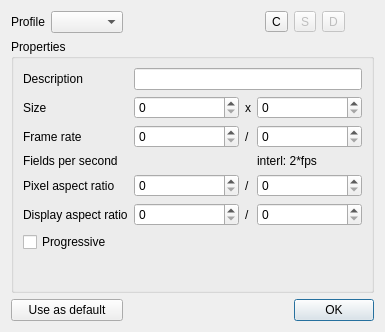
This is src/widgets/profiledialog_ui.ui in KDE/kdenlive as Qt 5 draws it before an edit. The edited form follows.
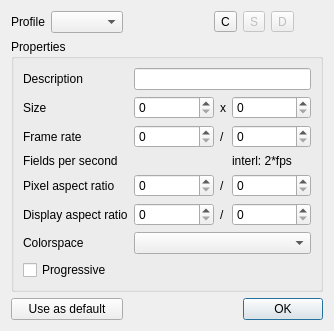
This is the edited form. Custom widgets are drawn as their Qt base class.

Commit message: Show the recently introduced colorspace info in profile dialogs

```diff
--- a/src/widgets/profiledialog_ui.ui
+++ b/src/widgets/profiledialog_ui.ui
@@ -6,8 +6,8 @@
    <rect>
     <x>0</x>
     <y>0</y>
-    <width>385</width>
-    <height>332</height>
+    <width>334</width>
+    <height>296</height>
    </rect>
   </property>
   <property name="windowTitle">
@@ -174,14 +174,7 @@
         </property>
        </widget>
       </item>
-      <item row="6" column="0" colspan="4">
-       <widget class="QCheckBox" name="progressive">
-        <property name="text">
-         <string>Progressive</string>
-        </property>
-       </widget>
-      </item>
-      <item row="7" column="0" colspan="2">
+      <item row="9" column="0" colspan="2">
        <spacer name="verticalSpacer">
         <property name="orientation">
          <enum>Qt::Vertical</enum>
@@ -215,6 +208,23 @@
         </property>
        </widget>
       </item>
+      <item row="7" column="0">
+       <widget class="QLabel" name="label_12">
+        <property name="text">
+         <string>Colorspace</string>
+        </property>
+       </widget>
+      </item>
+      <item row="7" column="1" colspan="3">
+       <widget class="KComboBox" name="colorspace"/>
+      </item>
+      <item row="8" column="0">
+       <widget class="QCheckBox" name="progressive">
+        <property name="text">
+         <string>Progressive</string>
+        </property>
+       </widget>
+      </item>
      </layout>
     </widget>
    </item>
@@ -278,6 +288,11 @@
   </layout>
  </widget>
  <customwidgets>
+  <customwidget>
+   <class>KIntSpinBox</class>
+   <extends>QSpinBox</extends>
+   <header>knuminput.h</header>
+  </customwidget>
   <customwidget>
    <class>KPushButton</class>
    <extends>QPushButton</extends>
@@ -293,11 +308,6 @@
    <extends>QComboBox</extends>
    <header>kcombobox.h</header>
   </customwidget>
-  <customwidget>
-   <class>KIntSpinBox</class>
-   <extends>QSpinBox</extends>
-   <header>knuminput.h</header>
-  </customwidget>
  </customwidgets>
  <resources/>
  <connections>
```
The commit also changes 5 other files.
